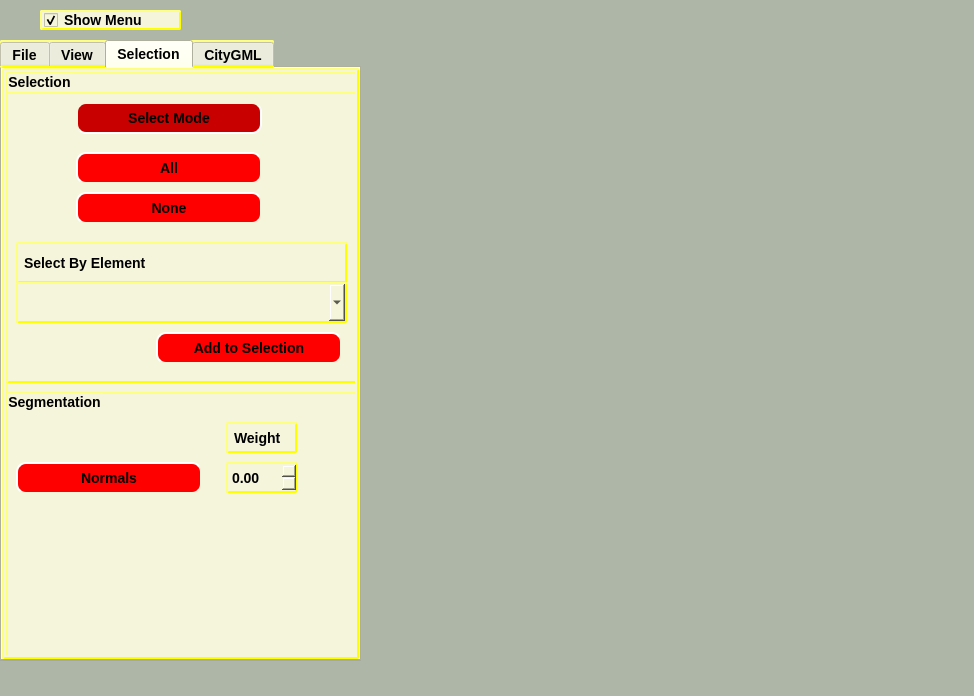
First picture: the form in forms/mainwindow.ui, repository pranjal23/osg2citygml, before the edit.
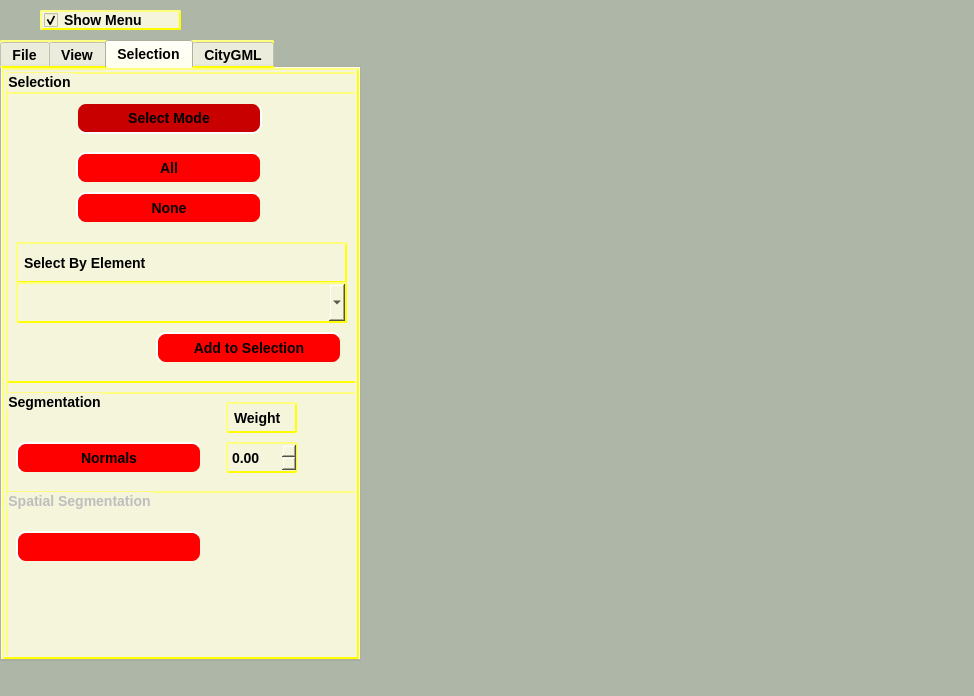
Second picture: the form after the edit. The open tabs and pages were chosen to show the change. Icons and pictures are not drawn. Custom widgets are drawn as their Qt base class.

Commit message: [Changes] - Refactored some mehtods to move into a MetaInformationGenerator class - In-progress - Centroid generation, PrimitiveGraph generation

What changed in the file:
```diff
--- a/forms/mainwindow.ui
+++ b/forms/mainwindow.ui
@@ -1416,7 +1416,7 @@
        <property name="geometry">
         <rect>
          <x>220</x>
-         <y>30</y>
+         <y>10</y>
          <width>71</width>
          <height>31</height>
         </rect>
@@ -1429,7 +1429,7 @@
        <property name="geometry">
         <rect>
          <x>220</x>
-         <y>70</y>
+         <y>50</y>
          <width>71</width>
          <height>31</height>
         </rect>
@@ -1448,7 +1448,7 @@
        <property name="geometry">
         <rect>
          <x>10</x>
-         <y>70</y>
+         <y>50</y>
          <width>186</width>
          <height>32</height>
         </rect>
@@ -1601,6 +1601,182 @@
         <bool>false</bool>
        </property>
       </widget>
+      <widget class="QGroupBox" name="spatialGrp">
+       <property name="enabled">
+        <bool>false</bool>
+       </property>
+       <property name="geometry">
+        <rect>
+         <x>0</x>
+         <y>99</y>
+         <width>351</width>
+         <height>171</height>
+        </rect>
+       </property>
+       <property name="title">
+        <string>Spatial Segmentation</string>
+       </property>
+       <widget class="QPushButton" name="spatialBtn">
+        <property name="enabled">
+         <bool>false</bool>
+        </property>
+        <property name="geometry">
+         <rect>
+          <x>10</x>
+          <y>40</y>
+          <width>186</width>
+          <height>32</height>
+         </rect>
+        </property>
+        <property name="palette">
+         <palette>
+          <active>
+           <colorrole role="Button">
+            <brush brushstyle="SolidPattern">
+             <color alpha="255">
+              <red>255</red>
+              <green>0</green>
+              <blue>0</blue>
+             </color>
+            </brush>
+           </colorrole>
+           <colorrole role="ButtonText">
+            <brush brushstyle="SolidPattern">
+             <color alpha="255">
+              <red>0</red>
+              <green>0</green>
+              <blue>0</blue>
+             </color>
+            </brush>
+           </colorrole>
+           <colorrole role="Base">
+            <brush brushstyle="SolidPattern">
+             <color alpha="255">
+              <red>255</red>
+              <green>0</green>
+              <blue>0</blue>
+             </color>
+            </brush>
+           </colorrole>
+           <colorrole role="Window">
+            <brush brushstyle="SolidPattern">
+             <color alpha="255">
+              <red>255</red>
+              <green>0</green>
+              <blue>0</blue>
+             </color>
+            </brush>
+           </colorrole>
+          </active>
+          <inactive>
+           <colorrole role="Button">
+            <brush brushstyle="SolidPattern">
+             <color alpha="255">
+              <red>255</red>
+              <green>0</green>
+              <blue>0</blue>
+             </color>
+            </brush>
+           </colorrole>
+           <colorrole role="ButtonText">
+            <brush brushstyle="SolidPattern">
+             <color alpha="255">
+              <red>0</red>
+              <green>0</green>
+              <blue>0</blue>
+             </color>
+            </brush>
+           </colorrole>
+           <colorrole role="Base">
+            <brush brushstyle="SolidPattern">
+             <color alpha="255">
+              <red>255</red>
+              <green>0</green>
+              <blue>0</blue>
+             </color>
+            </brush>
+           </colorrole>
+           <colorrole role="Window">
+            <brush brushstyle="SolidPattern">
+             <color alpha="255">
+              <red>255</red>
+              <green>0</green>
+              <blue>0</blue>
+             </color>
+            </brush>
+           </colorrole>
+          </inactive>
+          <disabled>
+           <colorrole role="Button">
+            <brush brushstyle="SolidPattern">
+             <color alpha="255">
+              <red>255</red>
+              <green>0</green>
+              <blue>0</blue>
+             </color>
+            </brush>
+           </colorrole>
+           <colorrole role="ButtonText">
+            <brush brushstyle="SolidPattern">
+             <color alpha="0">
+              <red>75</red>
+              <green>74</green>
+              <blue>77</blue>
+             </color>
+            </brush>
+           </colorrole>
+           <colorrole role="Base">
+            <brush brushstyle="SolidPattern">
+             <color alpha="255">
+              <red>255</red>
+              <green>0</green>
+              <blue>0</blue>
+             </color>
+            </brush>
+           </colorrole>
+           <colorrole role="Window">
+            <brush brushstyle="SolidPattern">
+             <color alpha="255">
+              <red>255</red>
+              <green>0</green>
+              <blue>0</blue>
+             </color>
+            </brush>
+           </colorrole>
+          </disabled>
+         </palette>
+        </property>
+        <property name="styleSheet">
+         <string notr="true">QPushButton {
+    background-color: red;
+    border-style: outset;
+    border-width: 2px;
+    border-radius: 10px;
+    border-color: beige;
+    font: bold 14px;
+    min-width: 10em;
+    padding: 6px;
+}
+QPushButton:pressed {
+    background-color: rgb(224, 0, 0);
+    border-style: inset;
+}
+QPushButton:checked {
+    background-color: rgb(200, 0, 0);
+    border-style: inset;
+}</string>
+        </property>
+        <property name="text">
+         <string>Spatial</string>
+        </property>
+        <property name="checkable">
+         <bool>true</bool>
+        </property>
+        <property name="checked">
+         <bool>false</bool>
+        </property>
+       </widget>
+      </widget>
      </widget>
      <widget class="QGroupBox" name="groupBox_6">
       <property name="geometry">
```
Left out of the diff: 6 changed lines with no effect on the pictures. The commit also changes 7 other files.
